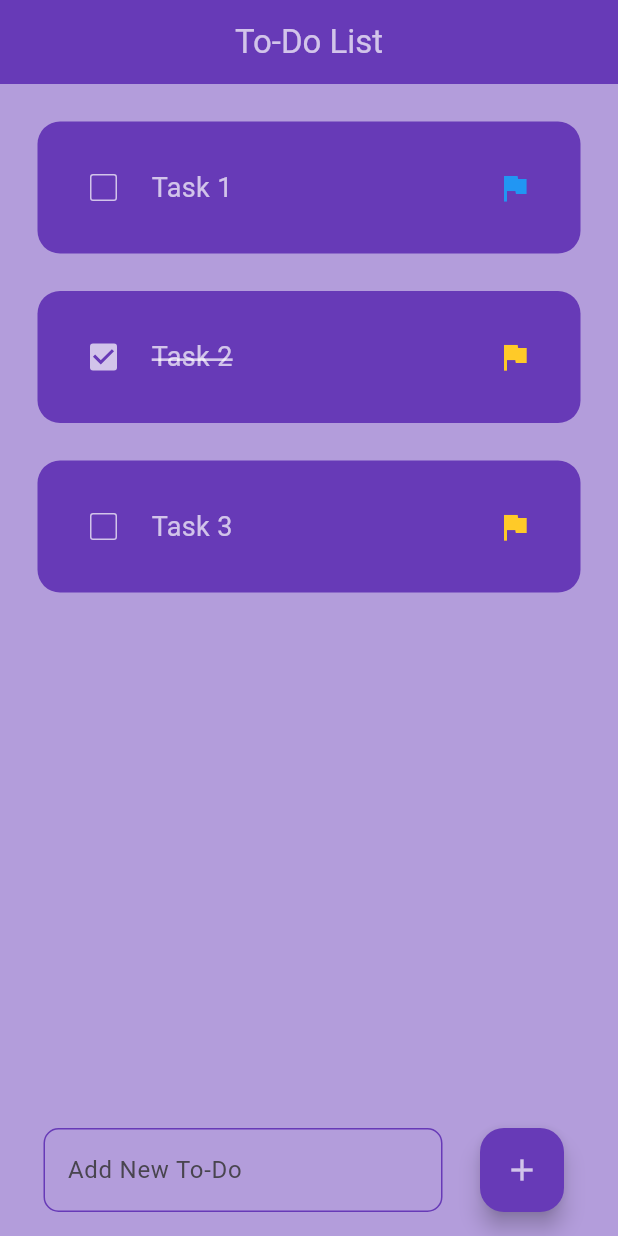
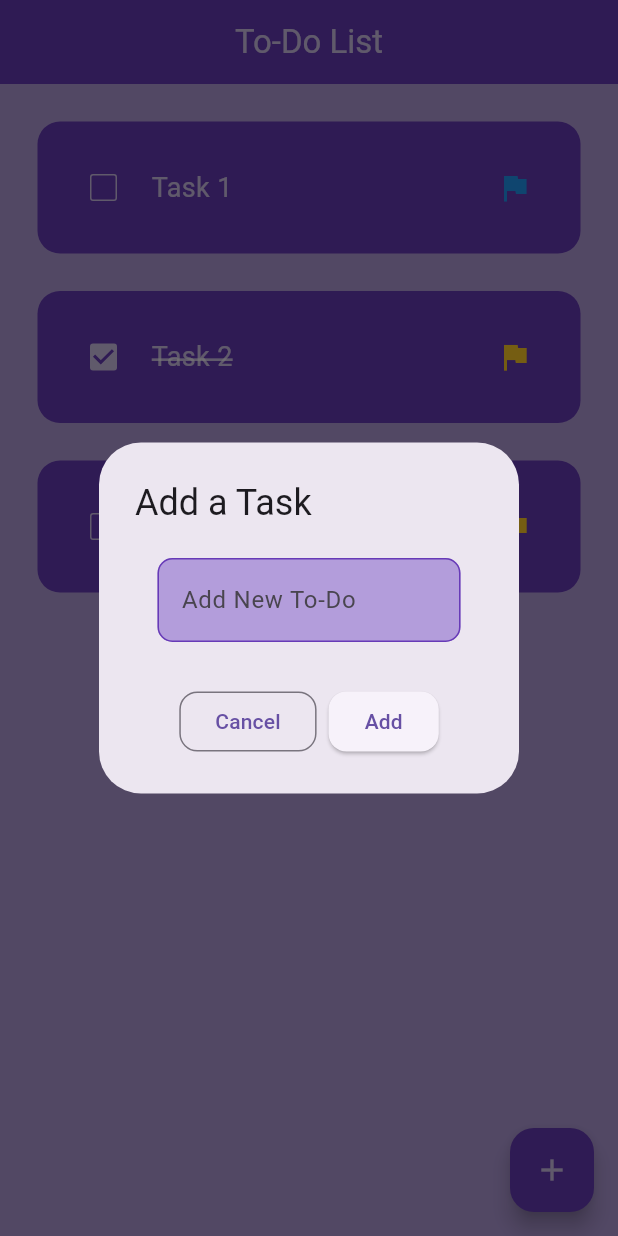
Before and after one commit to csarevalo/todo-list, a Flutter app: the screen it shows after launch, after a tap on the "add" icon, on a phone screen of 412 x 824 dp. Run offline on Flutter 3.47's test engine with Material 3 defaults, Android fonts, the phone set to English and light mode, and no system bars; drawn by our look-alikes of flutter_slidable.

Commit message:
add task dialog

```diff
--- a/lib/main.dart
+++ b/lib/main.dart
@@ -1,5 +1,6 @@
 import 'package:flutter/material.dart';
 import 'package:provider/provider.dart';
+import 'package:todo_list/screens/add_task_dialog.dart';
 
 import 'screens/home_screen.dart';
 import 'providers/task_provider.dart';
@@ -20,7 +21,8 @@ class TodoApp extends StatelessWidget {
         title: "Snazzy To-Do List",
         initialRoute: '/',
         routes: {
-          '/': (context) => HomeScreen(),
+          '/': (ctx) => HomeScreen(),
+          '/add-task': (ctx) => AddTaskDialog(),
         },
         // home: HomeScreen(),
       ),
--- a/lib/screens/home_screen.dart
+++ b/lib/screens/home_screen.dart
@@ -12,10 +12,10 @@ class HomeScreen extends StatefulWidget {
 }
 
 class _HomeScreenState extends State<HomeScreen> {
-  final _taskTitleController = TextEditingController();
+  final _textEditingController = TextEditingController();
 
   void _addTask() {
-    final taskTitleText = _taskTitleController.text;
+    final taskTitleText = _textEditingController.text;
     final taskProvider = Provider.of<TaskProvider>(context, listen: false);
     final task = taskProvider.createTask(
       title: taskTitleText,
@@ -24,7 +24,7 @@ class _HomeScreenState extends State<HomeScreen> {
     if (taskTitleText.isNotEmpty) {
       taskProvider.addTask(task);
     }
-    _taskTitleController.clear();
+    _textEditingController.clear();
   }
 
   @override
@@ -55,15 +55,31 @@ class _HomeScreenState extends State<HomeScreen> {
           );
         },
       ),
-      floatingActionButton: Padding(
-        padding: const EdgeInsets.symmetric(horizontal: 20),
-        child: Row(
-          children: [
-            Expanded(
-              child: Padding(
-                padding: const EdgeInsets.symmetric(horizontal: 25),
+      floatingActionButton: FloatingActionButton(
+        backgroundColor: Colors.deepPurple,
+        foregroundColor: Colors.white70,
+        // onPressed: () => _addTask(),
+        onPressed: () => showDialog(
+          context: context,
+          builder: (BuildContext context) => AddTaskDialog(context),
+        ),
+        child: const Icon(
+          Icons.add,
+        ),
+      ),
+    );
+  }
+
+  AlertDialog AddTaskDialog(BuildContext context) {
+    return AlertDialog(
+      title: const Text("Add a Task"),
+      content: Padding(
+        padding: const EdgeInsets.symmetric(
+          horizontal: 15,
+          vertical: 5,
+        ),
         child: TextField(
-                  controller: _taskTitleController,
+          controller: _textEditingController,
           decoration: InputDecoration(
             hintText: 'Add New To-Do',
             filled: true,
@@ -76,18 +92,32 @@ class _HomeScreenState extends State<HomeScreen> {
           ),
         ),
       ),
-            ),
-            FloatingActionButton(
-              backgroundColor: Colors.deepPurple,
-              foregroundColor: Colors.white70,
-              onPressed: () => _addTask(),
-              child: const Icon(
-                Icons.add,
+      actions: <Widget>[
+        OutlinedButton(
+          style: OutlinedButton.styleFrom(
+            shape: RoundedRectangleBorder(
+              borderRadius: BorderRadius.circular(12),
             ),
           ),
-          ],
+          onPressed: () {
+            Navigator.of(context).pop();
+          },
+          child: Text("Cancel"),
+        ),
+        ElevatedButton(
+          style: ElevatedButton.styleFrom(
+            shape: RoundedRectangleBorder(
+              borderRadius: BorderRadius.circular(12),
             ),
           ),
+          onPressed: () {
+            Navigator.of(context).pop();
+            _addTask();
+          },
+          child: Text("Add"),
+        ),
+      ],
+      actionsAlignment: MainAxisAlignment.center,
     );
   }
 }
```
Also changed, not shown: lib/screens/add_task_dialog.dart (added, +20 -0 lines). Lines whose indentation alone changed are shown as unchanged.
